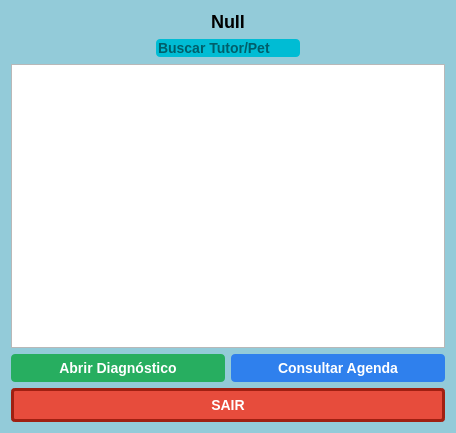
mateuszinum/Projeto-Clinica-Veterinaria, file tela_veterinario.ui: the form before one commit.
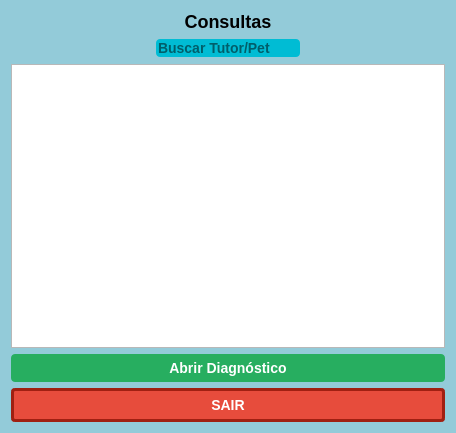
The form after the commit.

The edit to the form file:
```diff
--- a/tela_veterinario.ui
+++ b/tela_veterinario.ui
@@ -27,7 +27,7 @@
 	font-weight: bold;</string>
      </property>
      <property name="text">
-      <string>Null</string>
+      <string>Consultas</string>
      </property>
      <property name="alignment">
       <set>Qt::AlignCenter</set>
@@ -118,28 +118,6 @@
        </property>
       </widget>
      </item>
-     <item>
-      <widget class="QPushButton" name="agendaBTN">
-       <property name="styleSheet">
-        <string notr="true">QPushButton {
-    background-color: #2f80ed;
-    color: white;
-    border: none;
-    border-radius: 4px;
-    padding: 6px 12px;
-    font-family: &quot;Arial&quot;, sans-serif;
-    font-size: 14px;
-    font-weight: bold;
-}
-QPushButton:hover {
-    background-color: #1c64d1;
-}</string>
-       </property>
-       <property name="text">
-        <string>Consultar Agenda</string>
-       </property>
-      </widget>
-     </item>
     </layout>
    </item>
    <item>
```
Left out of the diff: 2 changed lines with no effect on the pictures.
